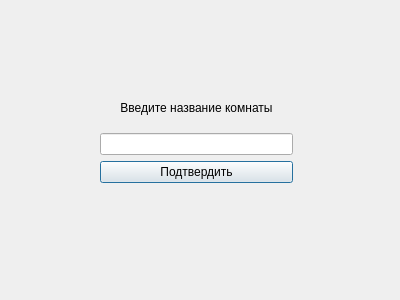
This is ui/rooms.ui in vernolll/MusicTogether-App as Qt 5 draws it before an edit. The edited form follows.
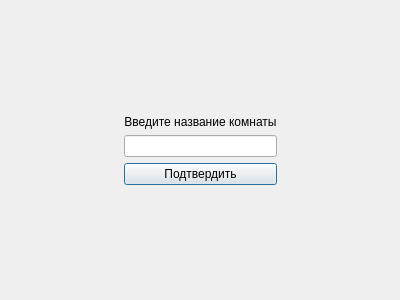
This is the edited form.

Patch:
```diff
--- a/ui/rooms.ui
+++ b/ui/rooms.ui
@@ -13,16 +13,37 @@
   <property name="windowTitle">
    <string>Dialog</string>
   </property>
-  <widget class="QWidget" name="">
-   <property name="geometry">
-    <rect>
-     <x>100</x>
-     <y>90</y>
-     <width>193</width>
-     <height>93</height>
-    </rect>
-   </property>
+  <layout class="QGridLayout" name="gridLayout">
+   <item row="0" column="0">
+    <layout class="QHBoxLayout" name="horizontalLayout">
+     <item>
+      <spacer name="horizontalSpacer">
+       <property name="orientation">
+        <enum>Qt::Orientation::Horizontal</enum>
+       </property>
+       <property name="sizeHint" stdset="0">
+        <size>
+         <width>40</width>
+         <height>20</height>
+        </size>
+       </property>
+      </spacer>
+     </item>
+     <item>
    <layout class="QVBoxLayout" name="verticalLayout">
+       <item>
+        <spacer name="verticalSpacer">
+         <property name="orientation">
+          <enum>Qt::Orientation::Vertical</enum>
+         </property>
+         <property name="sizeHint" stdset="0">
+          <size>
+           <width>20</width>
+           <height>40</height>
+          </size>
+         </property>
+        </spacer>
+       </item>
     <item>
      <widget class="QLabel" name="label">
       <property name="text">
@@ -40,8 +61,37 @@
       </property>
      </widget>
     </item>
-   </layout>
-  </widget>
+       <item>
+        <spacer name="verticalSpacer_2">
+         <property name="orientation">
+          <enum>Qt::Orientation::Vertical</enum>
+         </property>
+         <property name="sizeHint" stdset="0">
+          <size>
+           <width>20</width>
+           <height>40</height>
+          </size>
+         </property>
+        </spacer>
+       </item>
+      </layout>
+     </item>
+     <item>
+      <spacer name="horizontalSpacer_2">
+       <property name="orientation">
+        <enum>Qt::Orientation::Horizontal</enum>
+       </property>
+       <property name="sizeHint" stdset="0">
+        <size>
+         <width>40</width>
+         <height>20</height>
+        </size>
+       </property>
+      </spacer>
+     </item>
+    </layout>
+   </item>
+  </layout>
  </widget>
  <resources/>
  <connections/>
```
Lines whose indentation alone changed are shown as unchanged.
